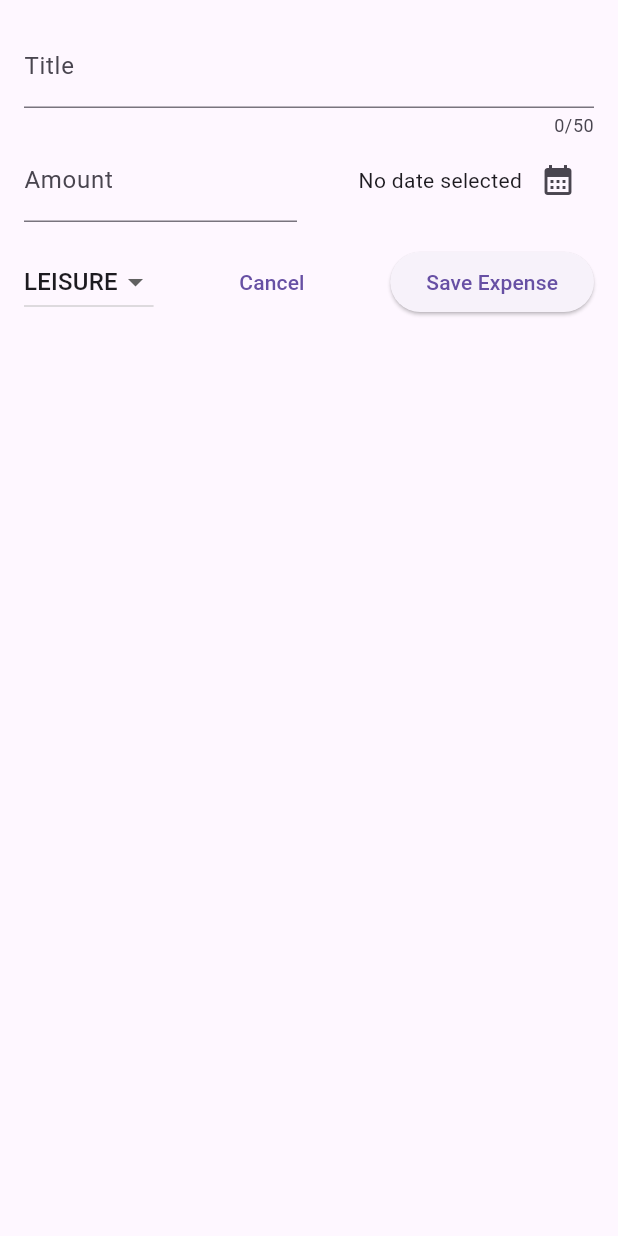
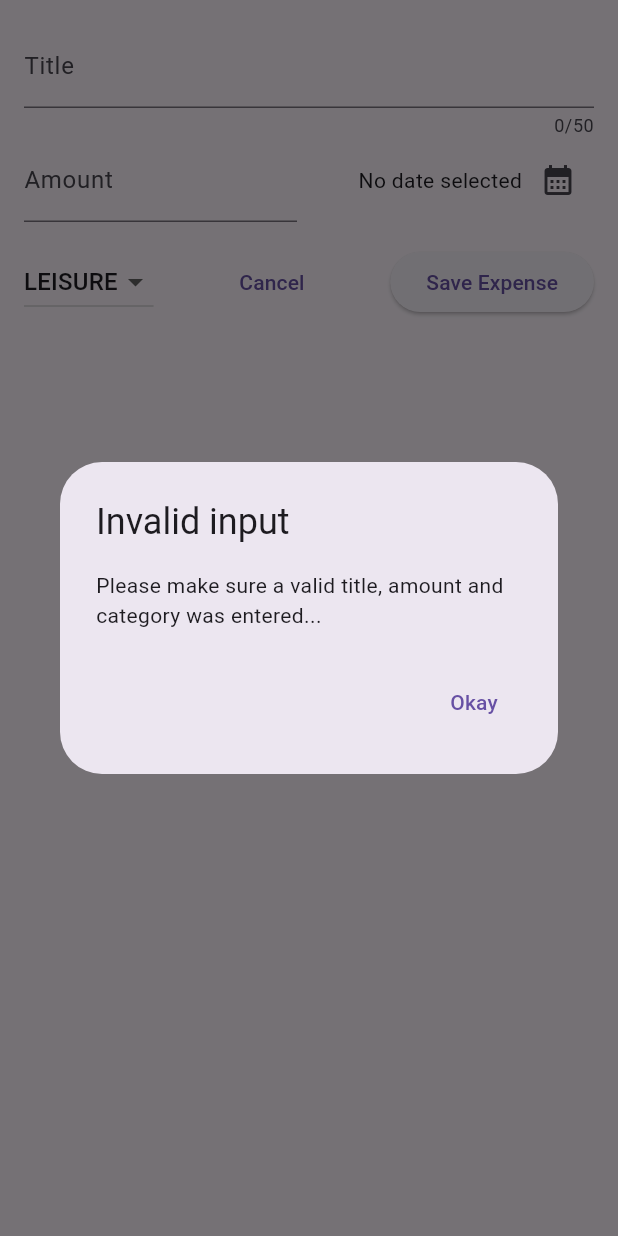
Before and after one commit to DarkoPG27/expense_tracker, a Flutter app: the NewExpense widget shown alone on an empty page, opened directly, after a tap on "Save Expense", on a phone screen of 412 x 824 dp. Run offline on Flutter 3.47's test engine with Material 2 defaults, Android fonts, the phone set to English and light mode, and no system bars.

Commit message:
Validating User Input and Showing an Error Dialog

```diff
--- a/lib/widgets/new_expense.dart
+++ b/lib/widgets/new_expense.dart
@@ -40,7 +40,26 @@ class _NewExpenseState extends State<NewExpense> {
         amountIsInvalid ||
         _selectedDate == null) {
       //show error msg
+      showDialog(
+        context: context,
+        builder: (ctx) => AlertDialog(
+          title: const Text('Invalid input'),
+          content: const Text(
+              'Please make sure a valid title, amount and category was entered... '),
+          actions: [
+            TextButton(
+              onPressed: () {
+                Navigator.pop(ctx);
+              },
+              child: const Text('Okay'),
+            ),
+          ],
+        ),
+      );
+      return;
     }
+
+    //...
   }
 
   @override
```
